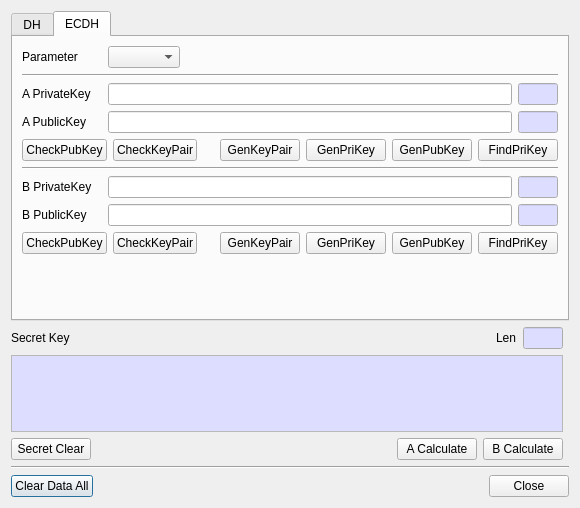
Old version of the form BerEditor/key_agree_dlg.ui in the repository jykim74/BerEditor.
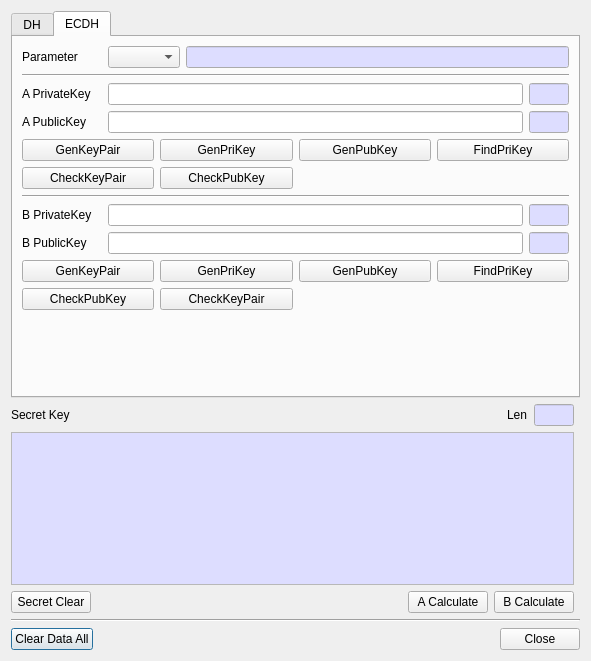
New version of the form. The open tabs and pages were chosen to show the change.

Diff of the .ui file:
```diff
--- a/BerEditor/key_agree_dlg.ui
+++ b/BerEditor/key_agree_dlg.ui
@@ -6,8 +6,8 @@
    <rect>
     <x>0</x>
     <y>0</y>
-    <width>580</width>
-    <height>508</height>
+    <width>591</width>
+    <height>661</height>
    </rect>
   </property>
   <property name="windowTitle">
@@ -640,55 +640,42 @@
          <property name="topMargin">
           <number>0</number>
          </property>
-         <item row="0" column="3">
+         <item row="0" column="2">
           <widget class="QPushButton" name="mBGenKeyPairBtn">
            <property name="text">
             <string>GenKeyPair</string>
            </property>
           </widget>
          </item>
-         <item row="0" column="6">
-          <widget class="QPushButton" name="mBFindPriKeyBtn">
-           <property name="text">
-            <string>FindPriKey</string>
-           </property>
-          </widget>
-         </item>
          <item row="0" column="4">
-          <widget class="QPushButton" name="mBGenPriKeyBtn">
-           <property name="text">
-            <string>GenPriKey</string>
-           </property>
-          </widget>
-         </item>
-         <item row="0" column="0">
-          <widget class="QPushButton" name="mBCheckPubKeyBtn">
-           <property name="text">
-            <string>CheckPubKey</string>
-           </property>
-          </widget>
-         </item>
-         <item row="0" column="5">
           <widget class="QPushButton" name="mBGenPubKeyBtn">
            <property name="text">
             <string>GenPubKey</string>
            </property>
           </widget>
          </item>
-         <item row="0" column="2">
-          <spacer name="horizontalSpacer_4">
-           <property name="orientation">
-            <enum>Qt::Horizontal</enum>
+         <item row="1" column="2">
+          <widget class="QPushButton" name="mBCheckPubKeyBtn">
+           <property name="text">
+            <string>CheckPubKey</string>
            </property>
-           <property name="sizeHint" stdset="0">
-            <size>
-             <width>40</width>
-             <height>20</height>
-            </size>
+          </widget>
+         </item>
+         <item row="0" column="3">
+          <widget class="QPushButton" name="mBGenPriKeyBtn">
+           <property name="text">
+            <string>GenPriKey</string>
            </property>
-          </spacer>
+          </widget>
          </item>
-         <item row="0" column="1">
+         <item row="0" column="5">
+          <widget class="QPushButton" name="mBFindPriKeyBtn">
+           <property name="text">
+            <string>FindPriKey</string>
+           </property>
+          </widget>
+         </item>
+         <item row="1" column="3">
           <widget class="QPushButton" name="mBCheckKeyPairBtn">
            <property name="text">
             <string>CheckKeyPair</string>
@@ -715,28 +702,7 @@
          <property name="topMargin">
           <number>0</number>
          </property>
-         <item row="0" column="6">
-          <widget class="QPushButton" name="mAFindPriKeyBtn">
-           <property name="text">
-            <string>FindPriKey</string>
-           </property>
-          </widget>
-         </item>
-         <item row="0" column="5">
-          <widget class="QPushButton" name="mAGenPubKeyBtn">
-           <property name="text">
-            <string>GenPubKey</string>
-           </property>
-          </widget>
-         </item>
-         <item row="0" column="0">
-          <widget class="QPushButton" name="mACheckPubKeyBtn">
-           <property name="text">
-            <string>CheckPubKey</string>
-           </property>
-          </widget>
-         </item>
-         <item row="0" column="4">
+         <item row="0" column="3">
           <widget class="QPushButton" name="mAGenPriKeyBtn">
            <property name="text">
             <string>GenPriKey</string>
@@ -744,32 +710,40 @@
           </widget>
          </item>
          <item row="0" column="2">
-          <spacer name="horizontalSpacer_6">
-           <property name="orientation">
-            <enum>Qt::Horizontal</enum>
-           </property>
-           <property name="sizeHint" stdset="0">
-            <size>
-             <width>40</width>
-             <height>20</height>
-            </size>
-           </property>
-          </spacer>
-         </item>
-         <item row="0" column="3">
           <widget class="QPushButton" name="mAGenKeyPairBtn">
            <property name="text">
             <string>GenKeyPair</string>
            </property>
           </widget>
          </item>
-         <item row="0" column="1">
+         <item row="1" column="2">
           <widget class="QPushButton" name="mACheckKeyPairBtn">
            <property name="text">
             <string>CheckKeyPair</string>
            </property>
           </widget>
          </item>
+         <item row="0" column="4">
+          <widget class="QPushButton" name="mAGenPubKeyBtn">
+           <property name="text">
+            <string>GenPubKey</string>
+           </property>
+          </widget>
+         </item>
+         <item row="1" column="3">
+          <widget class="QPushButton" name="mACheckPubKeyBtn">
+           <property name="text">
+            <string>CheckPubKey</string>
+           </property>
+          </widget>
+         </item>
+         <item row="0" column="5">
+          <widget class="QPushButton" name="mAFindPriKeyBtn">
+           <property name="text">
+            <string>FindPriKey</string>
+           </property>
+          </widget>
+         </item>
         </layout>
        </item>
        <item row="6" column="2">
@@ -867,17 +841,38 @@
           <widget class="QComboBox" name="mECDHParamCombo"/>
          </item>
          <item row="0" column="2">
-          <spacer name="horizontalSpacer_5">
-           <property name="orientation">
-            <enum>Qt::Horizontal</enum>
+          <widget class="QLineEdit" name="mECDHParamText">
+           <property name="palette">
+            <palette>
+             <active>
+              <colorrole role="Base">
+               <brush brushstyle="SolidPattern">
+                <color alpha="255">
+                 <red>221</red>
+                 <green>221</green>
+                 <blue>255</blue>
+                </color>
+               </brush>
+              </colorrole>
+             </active>
+             <inactive>
+              <colorrole role="Base">
+               <brush brushstyle="SolidPattern">
+                <color alpha="255">
+                 <red>221</red>
+                 <green>221</green>
+                 <blue>255</blue>
+                </color>
+               </brush>
+              </colorrole>
+             </inactive>
+             <disabled/>
+            </palette>
            </property>
-           <property name="sizeHint" stdset="0">
-            <size>
-             <width>40</width>
-             <height>20</height>
-            </size>
+           <property name="readOnly">
+            <bool>true</bool>
            </property>
-          </spacer>
+          </widget>
          </item>
         </layout>
        </item>
```
Left out of the diff: 6 changed lines with no effect on the pictures.
